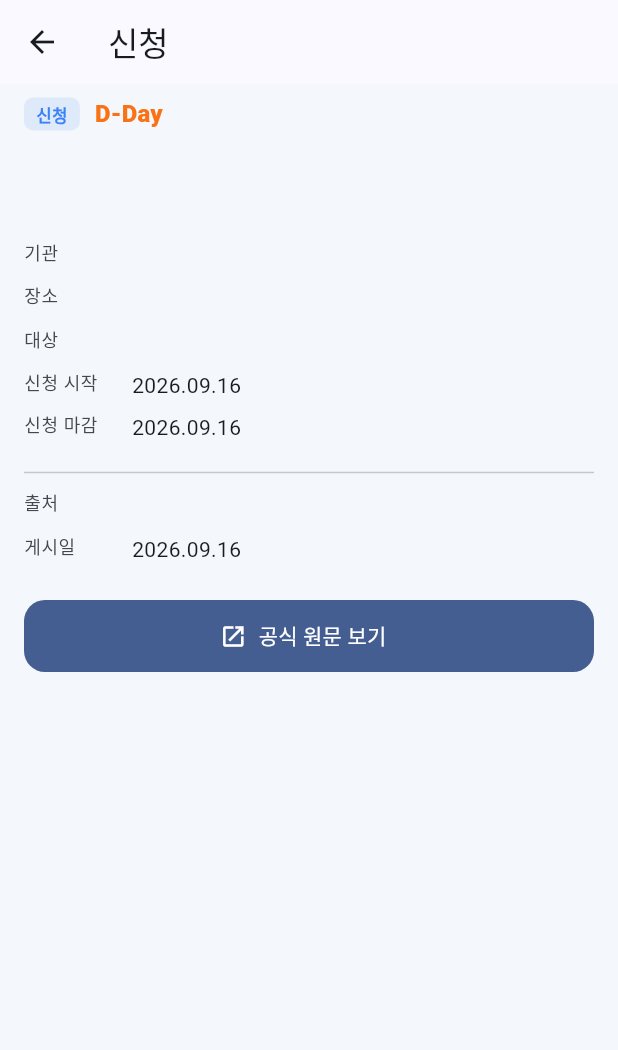
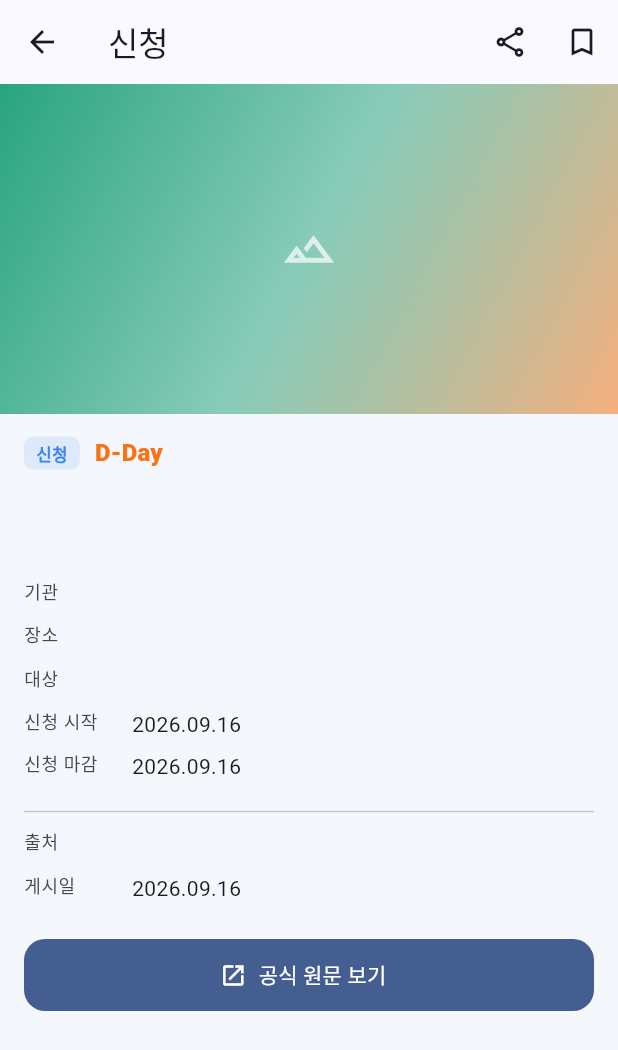
Before and after one commit to Darren83Kim/loond, a Flutter app: the DetailScreen screen opened directly with empty values, on a phone screen of 412 x 824 dp. Shown: the top 1050 px of the screen. Run offline on Flutter 3.47's test engine with Material 3 defaults, Android fonts, the phone set to English and light mode, and no system bars; our stand-ins replace google_mobile_ads, share_plus, shared_preferences, web; accounts and stored records are empty.

Commit message:
feat(ux): detail hero/share/bookmark, discover polish, home tighten
Detail: large hero image, share_plus share, local BookmarkStore toggle.
Discover: taller cards (~180), location line, stronger FilterChips + count.
Home: trim remaining vertical padding around hero/quick/sections.
Docs: EPIC8 polish note; R19 bookmark list UI residual.

```diff
--- a/app/lib/ui/detail_screen.dart
+++ b/app/lib/ui/detail_screen.dart
@@ -1,14 +1,79 @@
 import 'package:flutter/material.dart';
 import 'package:intl/intl.dart';
+import 'package:share_plus/share_plus.dart';
+
 import '../analytics/analytics_stub.dart';
-import '../util/open_url.dart';
+import '../data/bookmark_store.dart';
 import '../models/opportunity.dart';
 import '../theme/app_theme.dart';
+import '../util/open_url.dart';
+import 'widgets/category_label.dart';
+import 'widgets/remote_or_placeholder_image.dart';
 
-class DetailScreen extends StatelessWidget {
-  const DetailScreen({super.key, required this.item});
+class DetailScreen extends StatefulWidget {
+  const DetailScreen({
+    super.key,
+    required this.item,
+    this.bookmarkStore,
+  });
 
   final Opportunity item;
+  final BookmarkStore? bookmarkStore;
+
+  @override
+  State<DetailScreen> createState() => _DetailScreenState();
+}
+
+class _DetailScreenState extends State<DetailScreen> {
+  late final BookmarkStore _bookmarks;
+  bool _bookmarked = false;
+  bool _bookmarkReady = false;
+
+  Opportunity get item => widget.item;
+
+  @override
+  void initState() {
+    super.initState();
+    _bookmarks = widget.bookmarkStore ?? BookmarkStore();
+    _loadBookmark();
+  }
+
+  Future<void> _loadBookmark() async {
+    final on = await _bookmarks.isBookmarked(item.id);
+    if (!mounted) return;
+    setState(() {
+      _bookmarked = on;
+      _bookmarkReady = true;
+    });
+  }
+
+  Future<void> _toggleBookmark() async {
+    final on = await _bookmarks.toggle(item.id);
+    if (!mounted) return;
+    setState(() => _bookmarked = on);
+    final messenger = ScaffoldMessenger.of(context);
+    messenger.clearSnackBars();
+    messenger.showSnackBar(
+      SnackBar(
+        content: Text(on ? '북마크에 저장했어요' : '북마크를 해제했어요'),
+        duration: const Duration(seconds: 2),
+      ),
+    );
+  }
+
+  Future<void> _share() async {
+    final buf = StringBuffer(item.title);
+    if (item.summary.isNotEmpty) {
+      buf.writeln();
+      buf.write(item.summary);
+    }
+    final url = item.sourceUrl.trim();
+    if (url.isNotEmpty) {
+      buf.writeln();
+      buf.write(url);
+    }
+    await SharePlus.instance.share(ShareParams(text: buf.toString()));
+  }
 
   String _fmt(DateTime? d) {
     if (d == null) return '-';
@@ -47,17 +112,49 @@ class DetailScreen extends StatelessWidget {
             (item.description!.toLowerCase().contains('hwp') ||
                 item.description!.contains('붙임') ||
                 item.description!.contains('첨부')));
+    const heroHeight = 220.0;
 
     return Scaffold(
-      appBar: AppBar(title: Text(item.type.labelKo)),
+      appBar: AppBar(
+        title: Text(item.type.labelKo),
+        actions: [
+          IconButton(
+            tooltip: '공유',
+            icon: const Icon(Icons.share_outlined),
+            onPressed: _share,
+          ),
+          IconButton(
+            tooltip: _bookmarked ? '북마크 해제' : '북마크',
+            icon: Icon(
+              _bookmarked ? Icons.bookmark : Icons.bookmark_border,
+              color: _bookmarked ? AppTheme.accent : null,
+            ),
+            onPressed: _bookmarkReady ? _toggleBookmark : null,
+          ),
+        ],
+      ),
       body: ListView(
-        padding: const EdgeInsets.fromLTRB(16, 8, 16, 32),
+        padding: EdgeInsets.zero,
+        children: [
+          RemoteOrPlaceholderImage(
+            url: item.displayImageUrl,
+            height: heroHeight,
+            width: double.infinity,
+            borderRadius: BorderRadius.zero,
+            seedColor: categoryLabelColor(item),
+          ),
+          Padding(
+            padding: const EdgeInsets.fromLTRB(16, 14, 16, 32),
+            child: Column(
+              crossAxisAlignment: CrossAxisAlignment.start,
               children: [
                 Row(
                   children: [
                     Container(
-                padding:
-                    const EdgeInsets.symmetric(horizontal: 8, vertical: 3),
+                      padding: const EdgeInsets.symmetric(
+                        horizontal: 8,
+                        vertical: 3,
+                      ),
                       decoration: BoxDecoration(
                         color: AppTheme.seed.withValues(alpha: 0.12),
                         borderRadius: BorderRadius.circular(6),
@@ -111,7 +208,9 @@ class DetailScreen extends StatelessWidget {
                     decoration: BoxDecoration(
                       color: const Color(0xFFFFF6E5),
                       borderRadius: BorderRadius.circular(10),
-                border: Border.all(color: AppTheme.accent.withValues(alpha: 0.4)),
+                      border: Border.all(
+                        color: AppTheme.accent.withValues(alpha: 0.4),
+                      ),
                     ),
                     child: Text(
                       '원문에 HWP/PDF 등 첨부 파일이 있을 수 있어요. '
@@ -119,7 +218,8 @@ class DetailScreen extends StatelessWidget {
                       style: theme.textTheme.bodySmall,
                     ),
                   ),
-          if (item.description != null && item.description!.isNotEmpty) ...[
+                if (item.description != null &&
+                    item.description!.isNotEmpty) ...[
                   Text('상세', style: theme.textTheme.titleSmall),
                   const SizedBox(height: 6),
                   Text(item.description!, style: theme.textTheme.bodySmall),
@@ -138,6 +238,9 @@ class DetailScreen extends StatelessWidget {
                   onPressed: () => _openSource(context),
                   icon: const Icon(Icons.open_in_new),
                   label: const Text('공식 원문 보기'),
+                ),
+              ],
+            ),
           ),
         ],
       ),
--- a/app/pubspec.yaml
+++ b/app/pubspec.yaml
@@ -15,6 +15,7 @@ dependencies:
   intl: ^0.19.0
   google_mobile_ads: ^9.0.0
   shared_preferences: ^2.5.5
+  share_plus: ^13.3.0
 
 dev_dependencies:
   flutter_test:
```
Also changed, not shown: app/lib/data/bookmark_store.dart (added, +38 -0 lines), app/lib/ui/tabs/discover_tab.dart (+49 -4 lines), app/lib/ui/tabs/home_tab.dart (+7 -7 lines), app/lib/ui/widgets/discover_card.dart (+27 -1 lines), app/pubspec.lock, 6 other files. Lines whose indentation alone changed are shown as unchanged.
